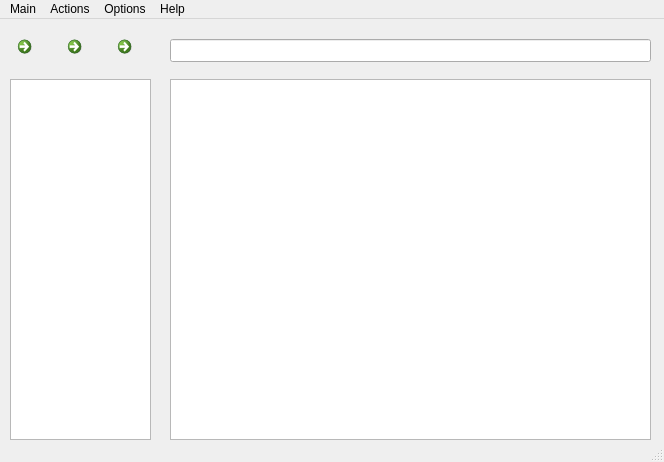
Old version of the form src/qfile/qfile.ui in the repository fluxer/bfp.
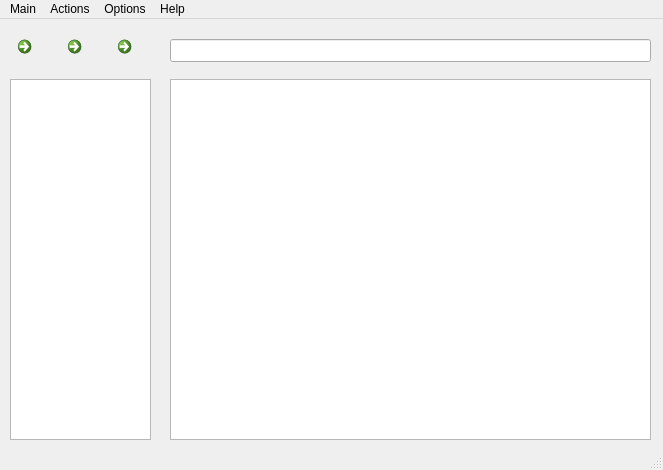
New version of the form. Icons and pictures are not drawn.

Patch:
```diff
--- a/src/qfile/qfile.ui
+++ b/src/qfile/qfile.ui
@@ -6,8 +6,8 @@
    <rect>
     <x>0</x>
     <y>0</y>
-    <width>664</width>
-    <height>462</height>
+    <width>663</width>
+    <height>470</height>
    </rect>
   </property>
   <property name="windowTitle">
@@ -138,7 +138,7 @@
     <rect>
      <x>0</x>
      <y>0</y>
-     <width>664</width>
+     <width>663</width>
      <height>21</height>
     </rect>
    </property>
```
Left out of the diff: 3 changed lines with no effect on the pictures.
